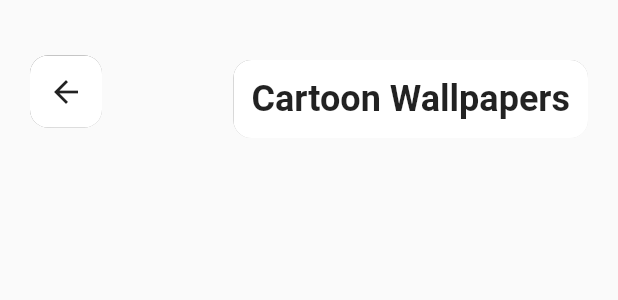
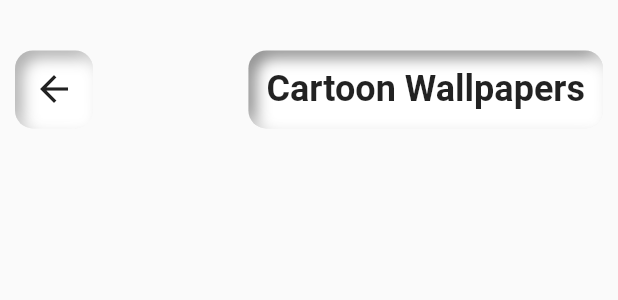
Before and after one commit to muling3/cartoon-wallpapers, a Flutter app: the MyCustomAppbar widget shown alone on an empty page, opened directly, on a phone screen of 412 x 824 dp. Shown: the top 300 px of the screen. Run offline on Flutter 3.47's test engine with Material 2 defaults, Android fonts, the phone set to English and light mode, and no system bars; drawn by our look-alikes of flutter_neumorphic.

Commit message:
fixed custom appbar

```diff
--- a/lib/components/app_bar.dart
+++ b/lib/components/app_bar.dart
@@ -1,4 +1,3 @@
-import 'package:flutter/material.dart';
 import 'package:flutter_neumorphic/flutter_neumorphic.dart';
 
 class MyCustomAppbar extends StatelessWidget implements PreferredSizeWidget {
@@ -7,8 +6,8 @@
   @override
   Widget build(BuildContext context) {
     return Container(
-      padding: const EdgeInsets.all(10),
-      margin: const EdgeInsets.all(10),
+      padding: const EdgeInsets.symmetric(horizontal: 10),
+      margin: const EdgeInsets.only(top: kToolbarHeight * 0.6),
       child: Row(
         mainAxisAlignment: MainAxisAlignment.spaceBetween,
         crossAxisAlignment: CrossAxisAlignment.center,
@@ -18,45 +17,41 @@
               Navigator.of(context).pop();
             },
             child: Neumorphic(
-              style: NeumorphicStyle(
-                shape: NeumorphicShape.concave,
-                boxShape:
-                    NeumorphicBoxShape.roundRect(BorderRadius.circular(12)),
-                depth: -8,
-                surfaceIntensity: 0.86,
-                lightSource: LightSource.topLeft,
-                color: Colors.grey,
-              ),
-              child: Container(
-                color: Colors.white,
               padding: const EdgeInsets.all(12.0),
-                child: const Icon(Icons.arrow_back),
-              ),
-            ),
-          ),
-          Container(
-            margin: const EdgeInsets.only(top: 20, bottom: 10),
-            child: Neumorphic(
               style: NeumorphicStyle(
                 shape: NeumorphicShape.convex,
                 boxShape:
                     NeumorphicBoxShape.roundRect(BorderRadius.circular(12)),
                 depth: -10,
-                intensity: 0.86,
+                surfaceIntensity: 1.0,
                 lightSource: LightSource.topLeft,
-                color: Colors.grey.withOpacity(0.2),
+                oppositeShadowLightSource: true,
+                color: Colors.white,
               ),
-              child: Container(
+              child: const Icon(
+                Icons.arrow_back,
+                size: 28.0,
+              ),
+            ),
+          ),
+          Neumorphic(
             padding: const EdgeInsets.all(12),
+            style: NeumorphicStyle(
+              shape: NeumorphicShape.convex,
+              boxShape:
+                  NeumorphicBoxShape.roundRect(BorderRadius.circular(12)),
+              depth: -10,
+              intensity: 1.0,
+              lightSource: LightSource.topLeft,
+              oppositeShadowLightSource: true,
               color: Colors.white,
+            ),
             child: const Text(
               "Cartoon Wallpapers",
               style: TextStyle(
                   color: Colors.black87,
                   fontSize: 24,
                   fontWeight: FontWeight.bold),
-                ),
-              ),
             ),
           ),
         ],
--- a/lib/screens/cartoon_file.dart
+++ b/lib/screens/cartoon_file.dart
@@ -1,5 +1,4 @@
 import 'package:cartoon_wallpapers/components/app_bar.dart';
-import 'package:flutter/material.dart';
 import 'package:flutter_neumorphic/flutter_neumorphic.dart';
 
 class CartoonItemScreen extends StatelessWidget {
```
Also changed, not shown: lib/screens/home_screen.dart (+11 -11 lines). Lines whose indentation alone changed are shown as unchanged.
